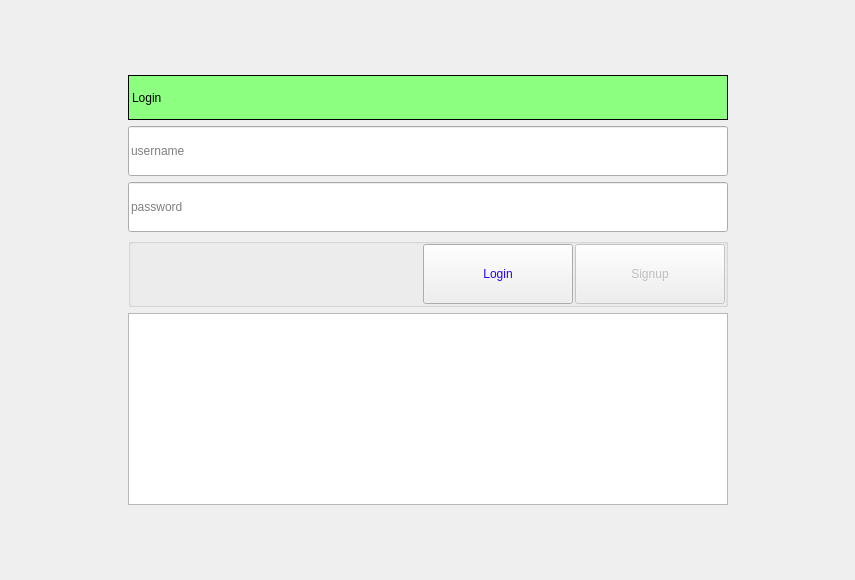
Qt form handleloging.ui (futuregainz/iPlayMovie) before a commit.
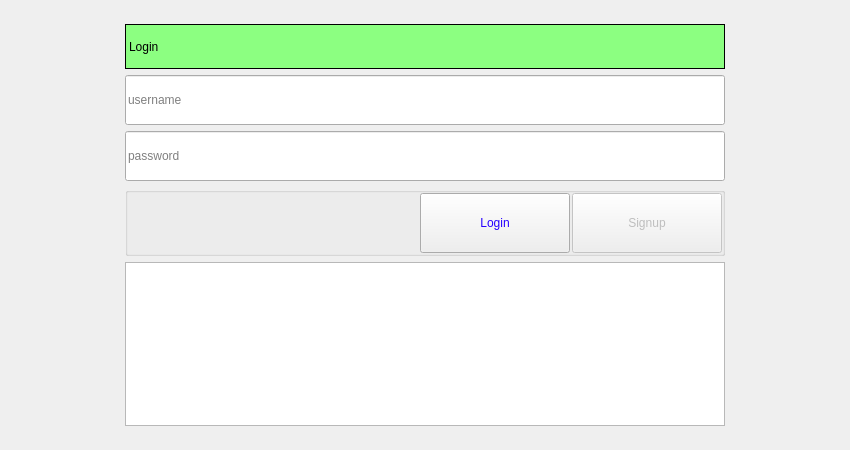
The same form after that commit.

```diff
--- a/handleloging.ui
+++ b/handleloging.ui
@@ -6,8 +6,8 @@
    <rect>
     <x>0</x>
     <y>0</y>
-    <width>855</width>
-    <height>580</height>
+    <width>850</width>
+    <height>450</height>
    </rect>
   </property>
   <property name="sizePolicy">
```
